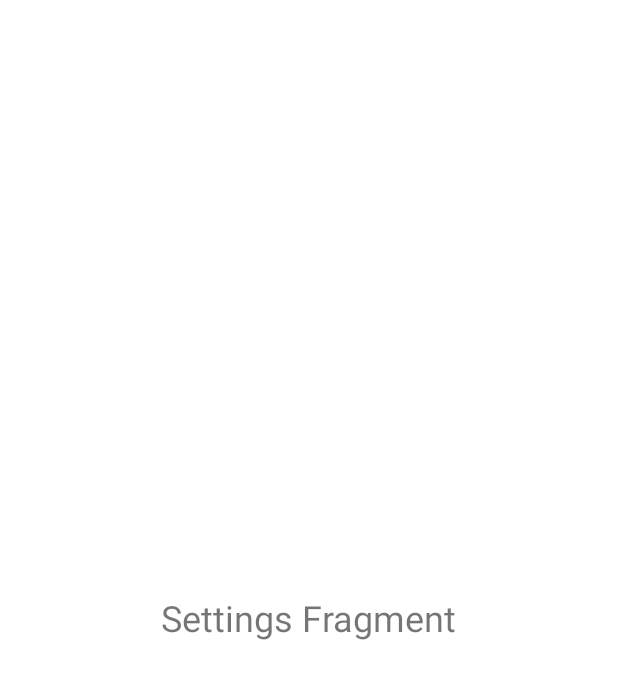
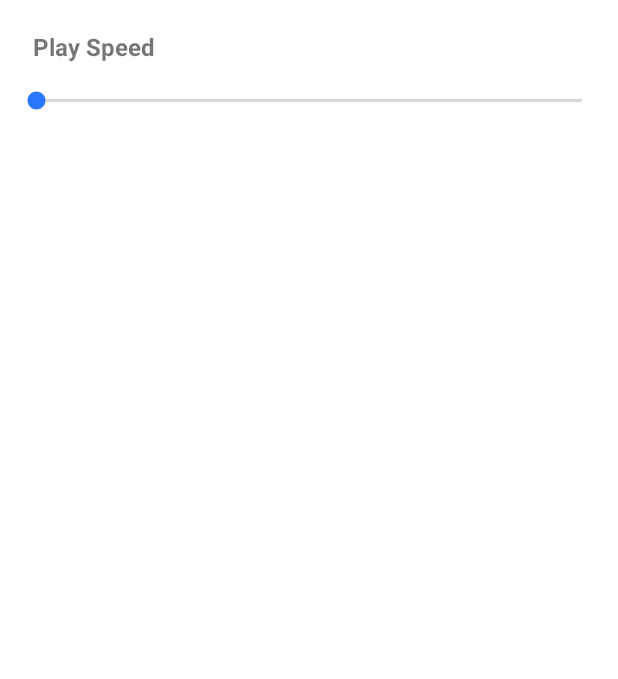
Before and after one commit to Shailesh351/Morse, an Android app: the layout fragment_settings.xml on its own in the app's theme, with its tools: preview values and no code run, on a phone screen of 412 x 824 dp. Shown: the top 679 px of the screen. Run offline under Robolectric (Android 15) with nearby library versions, the phone set to English and light mode, and no system bars.

Commit message:
Improve Morse Player - Flash,  Sound, Vibration

```diff
--- a/app/src/main/java/me/shellbell/morse/controller/FlashController.kt
+++ b/app/src/main/java/me/shellbell/morse/controller/FlashController.kt
@@ -9,7 +9,6 @@ import android.os.Build
 import android.util.Log
 import android.widget.Toast
 import com.f2prateek.rx.preferences2.Preference
-import me.shellbell.morselib.Constants
 
 /**
  * Created by Shailesh351 on 23/6/19.
@@ -51,13 +50,13 @@ class FlashController(private val context: Context, pref: Preference<Boolean>) :
 
     override fun generateDot() {
         flashOn()
-        Thread.sleep(Constants.DOT_TIME_INTERVAL.toLong())
+        Thread.sleep(morseTime.DOT_TIME_INTERVAL.toLong())
         flashOff()
     }
 
     override fun generateDash() {
         flashOn()
-        Thread.sleep(Constants.DASH_TIME_INTERVAL.toLong())
+        Thread.sleep(morseTime.DASH_TIME_INTERVAL.toLong())
         flashOff()
     }
 
--- a/app/src/main/java/me/shellbell/morse/helper/Helper.kt
+++ b/app/src/main/java/me/shellbell/morse/helper/Helper.kt
@@ -13,6 +13,8 @@ class Helper {
         const val PREF_SOUND = "pref_sound"
         const val PREF_VIBRATION = "pref_vibration"
 
+        const val PREF_SPEED = "pref_speed"
+
         const val NEW_PLAY_DELAY = 600L
     }
 }
--- a/app/src/main/res/layout/fragment_settings.xml
+++ b/app/src/main/res/layout/fragment_settings.xml
@@ -1,15 +1,47 @@
 <?xml version="1.0" encoding="utf-8"?>
-<FrameLayout xmlns:android="http://schemas.android.com/apk/res/android"
+<androidx.constraintlayout.widget.ConstraintLayout xmlns:android="http://schemas.android.com/apk/res/android"
+    xmlns:app="http://schemas.android.com/apk/res-auto"
     xmlns:tools="http://schemas.android.com/tools"
     android:layout_width="match_parent"
     android:layout_height="match_parent"
     tools:context=".settings.SettingsFragment">
 
-    <TextView
-        android:layout_width="wrap_content"
+    <LinearLayout
+        android:layout_width="match_parent"
         android:layout_height="wrap_content"
-        android:layout_gravity="center"
-        android:text="Settings Fragment"
-        android:textSize="24sp" />
+        android:layout_marginStart="8dp"
+        android:layout_marginTop="8dp"
+        android:layout_marginEnd="8dp"
+        android:orientation="vertical"
+        app:layout_constraintEnd_toEndOf="parent"
+        app:layout_constraintStart_toStartOf="parent"
+        app:layout_constraintTop_toTopOf="parent">
 
-</FrameLayout>
+        <androidx.appcompat.widget.AppCompatTextView
+            android:layout_width="wrap_content"
+            android:layout_height="wrap_content"
+            android:padding="12dp"
+            android:paddingStart="14dp"
+            android:text="Play Speed"
+            android:textSize="16sp"
+            android:textStyle="bold" />
+
+        <androidx.appcompat.widget.AppCompatSeekBar
+            android:id="@+id/play_seek_bar"
+            android:layout_width="match_parent"
+            android:max="100"
+            android:layout_height="wrap_content"
+            android:padding="4dp" />
+
+        <androidx.appcompat.widget.AppCompatTextView
+            android:id="@+id/play_seek_bar_text"
+            android:layout_width="wrap_content"
+            android:layout_height="wrap_content"
+            android:padding="12dp"
+            android:paddingStart="14dp"
+            android:textSize="12sp"
+            android:textStyle="bold" />
+
+    </LinearLayout>
+
+</androidx.constraintlayout.widget.ConstraintLayout>
```
Also changed, not shown: app/src/main/java/me/shellbell/morse/controller/BaseController.kt (+16 -10 lines), app/src/main/java/me/shellbell/morse/controller/SoundController.kt (+4 -5 lines), app/src/main/java/me/shellbell/morse/controller/VibrationController.kt (+6 -7 lines), app/src/main/java/me/shellbell/morse/settings/SettingsFragment.kt (+39 -3 lines), morselib/src/main/java/me/shellbell/morselib/Constants.kt (+0 -12 lines), morselib/src/main/java/me/shellbell/morselib/MorseTime.kt (added, +26 -0 lines).
